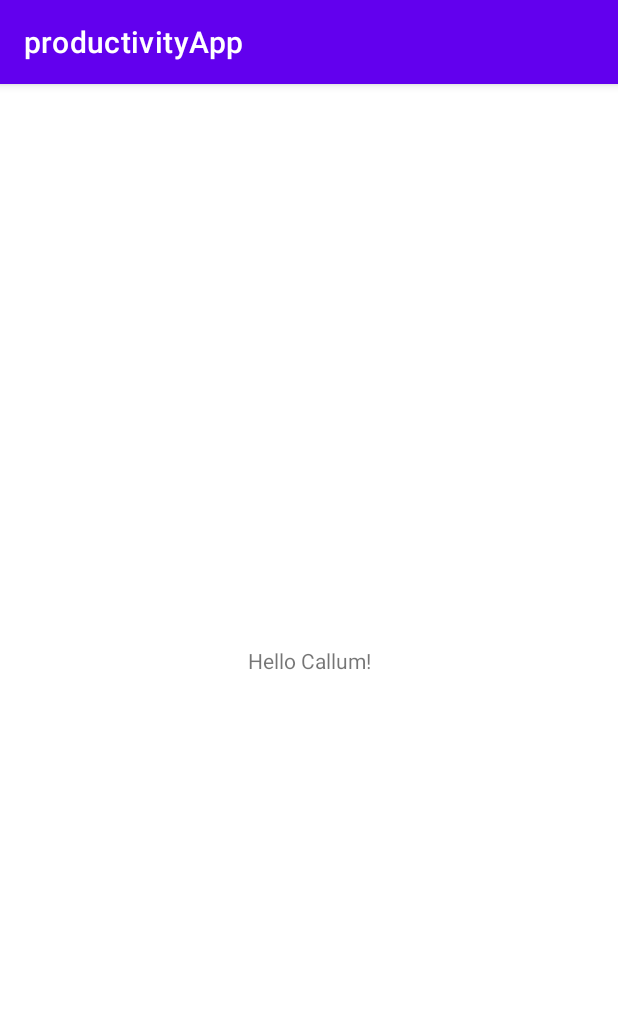
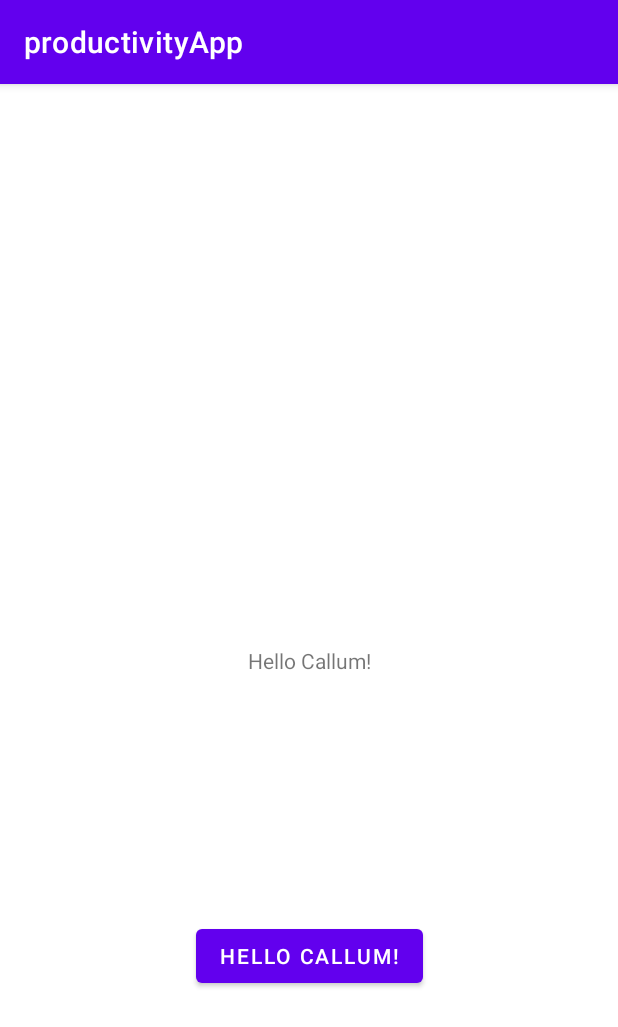
Before and after one commit to matthew-of-ulster/productivityApp, an Android app: the screen it shows after launch (MainActivity), on a phone screen of 412 x 824 dp. Shown: the top 1027 px of the screen. Run offline under Robolectric (Android 15) with nearby library versions, the phone set to English and light mode, and no system bars.

Commit message:
Button Added

```diff
--- a/app/src/main/java/com/example/productivityapp/MainActivity.java
+++ b/app/src/main/java/com/example/productivityapp/MainActivity.java
@@ -3,6 +3,9 @@ package com.example.productivityapp;
 import androidx.appcompat.app.AppCompatActivity;
 
 import android.os.Bundle;
+import android.view.View;
+import android.widget.Button;
+import android.widget.TextView;
 
 public class MainActivity extends AppCompatActivity {
 
@@ -10,5 +13,19 @@ public class MainActivity extends AppCompatActivity {
     protected void onCreate(Bundle savedInstanceState) {
         super.onCreate(savedInstanceState);
         setContentView(R.layout.activity_main);
+        TextView firstText;
+        Button firstButton;
+
+        firstText = (TextView) findViewById(R.id.my_text_view);
+        firstButton = (Button) findViewById(R.id.button);
+
+        firstButton.setOnClickListener(new View.OnClickListener() {
+            @Override
+            public void onClick(View view) {
+                firstText.setText("Hi Matthew");
+            }
+        });
+
+
     }
 }
--- a/app/src/main/res/layout/activity_main.xml
+++ b/app/src/main/res/layout/activity_main.xml
@@ -7,12 +7,23 @@
     tools:context=".MainActivity">
 
     <TextView
+        android:id="@+id/my_text_view"
         android:layout_width="wrap_content"
         android:layout_height="wrap_content"
         android:text="Hello Callum!"
         app:layout_constraintBottom_toBottomOf="parent"
+        app:layout_constraintRight_toRightOf="parent"
         app:layout_constraintLeft_toLeftOf="parent"
-        app:layout_constraintRight_toRightOf="parent"
         app:layout_constraintTop_toTopOf="parent" />
 
+    <Button
+        android:id="@+id/button"
+        android:layout_width="wrap_content"
+        android:layout_height="wrap_content"
+        android:text="Hello Callum!"
+        app:layout_constraintBottom_toBottomOf="parent"
+        app:layout_constraintRight_toRightOf="parent"
+        app:layout_constraintLeft_toLeftOf="parent"
+        app:layout_constraintTop_toBottomOf="@+id/my_text_view" />
+
 </androidx.constraintlayout.widget.ConstraintLayout>
```
